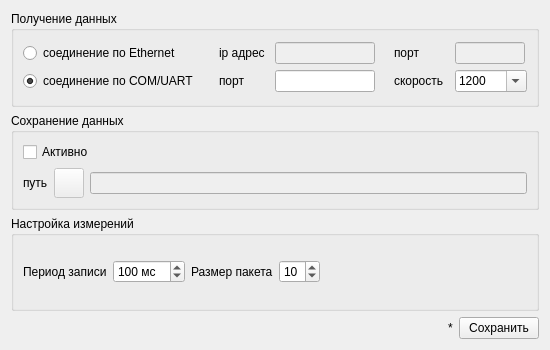
First picture: the form in src/SVMonitor/forms/settingsPanel.ui, repository Tyill/SVisual, before the edit.
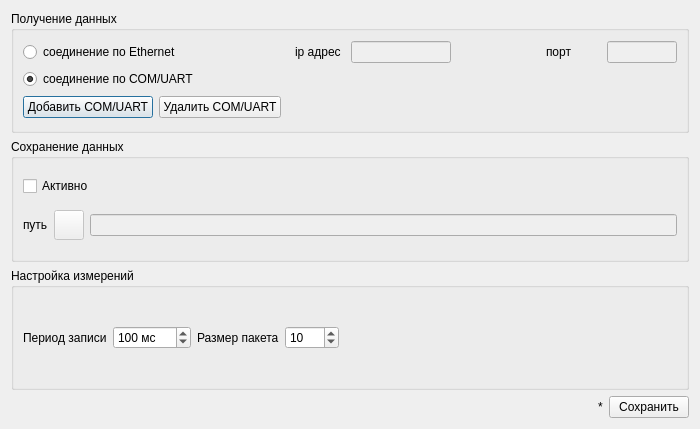
Second picture: the form after the edit. Icons and pictures are not drawn.

Commit message: SVMonitor -reading from additional COM ports

```diff
--- a/src/SVMonitor/forms/settingsPanel.ui
+++ b/src/SVMonitor/forms/settingsPanel.ui
@@ -6,8 +6,8 @@
    <rect>
     <x>0</x>
     <y>0</y>
-    <width>550</width>
-    <height>350</height>
+    <width>700</width>
+    <height>429</height>
    </rect>
   </property>
   <property name="minimumSize">
@@ -18,8 +18,8 @@
   </property>
   <property name="maximumSize">
    <size>
-    <width>550</width>
-    <height>350</height>
+    <width>700</width>
+    <height>16777215</height>
    </size>
   </property>
   <property name="windowTitle">
@@ -115,19 +115,6 @@
           </property>
          </widget>
         </item>
-        <item row="1" column="2">
-         <widget class="QLabel" name="label_2">
-          <property name="minimumSize">
-           <size>
-            <width>50</width>
-            <height>0</height>
-           </size>
-          </property>
-          <property name="text">
-           <string>порт</string>
-          </property>
-         </widget>
-        </item>
         <item row="1" column="0">
          <widget class="QRadioButton" name="rbtnConnectByCom">
           <property name="minimumSize">
@@ -144,91 +131,6 @@
           </property>
          </widget>
         </item>
-        <item row="1" column="3">
-         <widget class="QLineEdit" name="txtComPort">
-          <property name="enabled">
-           <bool>true</bool>
-          </property>
-          <property name="minimumSize">
-           <size>
-            <width>100</width>
-            <height>0</height>
-           </size>
-          </property>
-          <property name="maximumSize">
-           <size>
-            <width>100</width>
-            <height>16777215</height>
-           </size>
-          </property>
-         </widget>
-        </item>
-        <item row="1" column="5">
-         <widget class="QLabel" name="label_6">
-          <property name="minimumSize">
-           <size>
-            <width>55</width>
-            <height>0</height>
-           </size>
-          </property>
-          <property name="text">
-           <string>скорость</string>
-          </property>
-         </widget>
-        </item>
-        <item row="1" column="6">
-         <widget class="QComboBox" name="cbxComSpeed">
-          <property name="enabled">
-           <bool>true</bool>
-          </property>
-          <property name="editable">
-           <bool>true</bool>
-          </property>
-          <property name="currentText">
-           <string>1200</string>
-          </property>
-          <item>
-           <property name="text">
-            <string>1200</string>
-           </property>
-          </item>
-          <item>
-           <property name="text">
-            <string>2400</string>
-           </property>
-          </item>
-          <item>
-           <property name="text">
-            <string>4800</string>
-           </property>
-          </item>
-          <item>
-           <property name="text">
-            <string>9600</string>
-           </property>
-          </item>
-          <item>
-           <property name="text">
-            <string>19200</string>
-           </property>
-          </item>
-          <item>
-           <property name="text">
-            <string>38400</string>
-           </property>
-          </item>
-          <item>
-           <property name="text">
-            <string>57600</string>
-           </property>
-          </item>
-          <item>
-           <property name="text">
-            <string>115200</string>
-           </property>
-          </item>
-         </widget>
-        </item>
         <item row="0" column="4">
          <spacer name="horizontalSpacer_4">
           <property name="orientation">
@@ -247,6 +149,37 @@
         </item>
        </layout>
       </item>
+      <item>
+       <layout class="QHBoxLayout" name="horizontalLayout_3">
+        <item>
+         <widget class="QPushButton" name="btnAddCOM">
+          <property name="text">
+           <string>Добавить COM/UART</string>
+          </property>
+         </widget>
+        </item>
+        <item>
+         <widget class="QPushButton" name="btnDelCOM">
+          <property name="text">
+           <string>Удалить COM/UART</string>
+          </property>
+         </widget>
+        </item>
+        <item>
+         <spacer name="horizontalSpacer_5">
+          <property name="orientation">
+           <enum>Qt::Horizontal</enum>
+          </property>
+          <property name="sizeHint" stdset="0">
+           <size>
+            <width>40</width>
+            <height>20</height>
+           </size>
+          </property>
+         </spacer>
+        </item>
+       </layout>
+      </item>
      </layout>
     </widget>
    </item>
@@ -361,10 +294,10 @@
            <string> мс</string>
           </property>
           <property name="minimum">
-           <number>5</number>
+           <number>10</number>
           </property>
           <property name="maximum">
-           <number>5000</number>
+           <number>60000</number>
           </property>
           <property name="value">
            <number>100</number>
@@ -383,6 +316,9 @@
           <property name="minimum">
            <number>1</number>
           </property>
+          <property name="maximum">
+           <number>1000</number>
+          </property>
           <property name="value">
            <number>10</number>
           </property>
```
Left out of the diff: 6 changed lines with no effect on the pictures. The commit also changes 10 other files.
